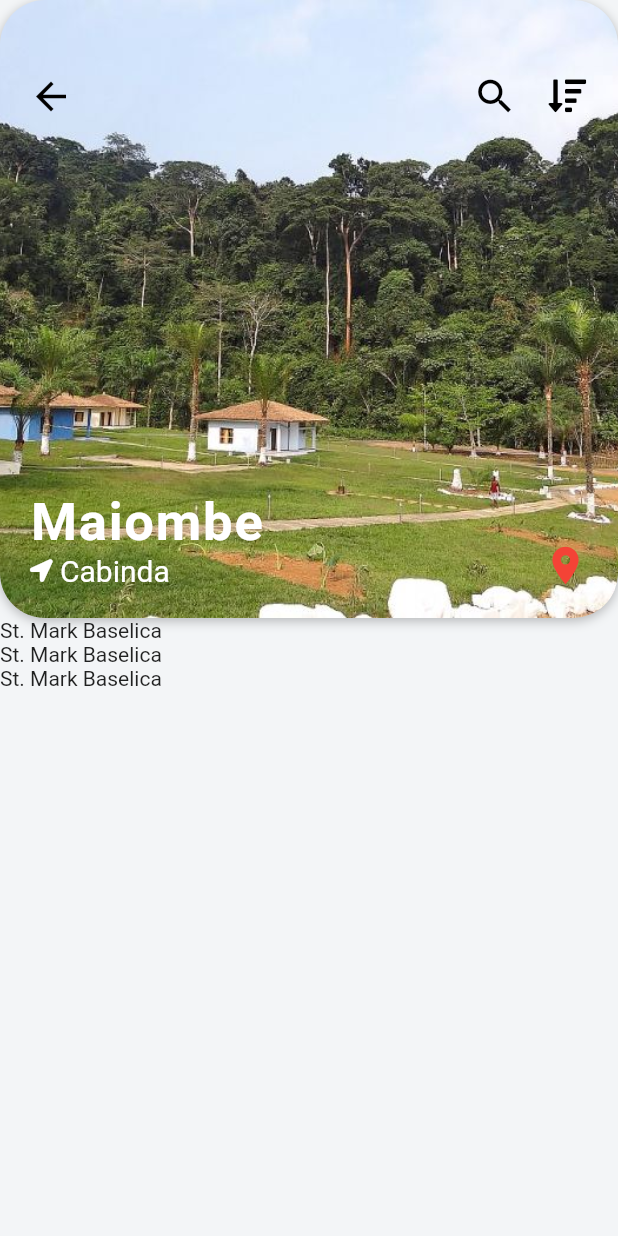
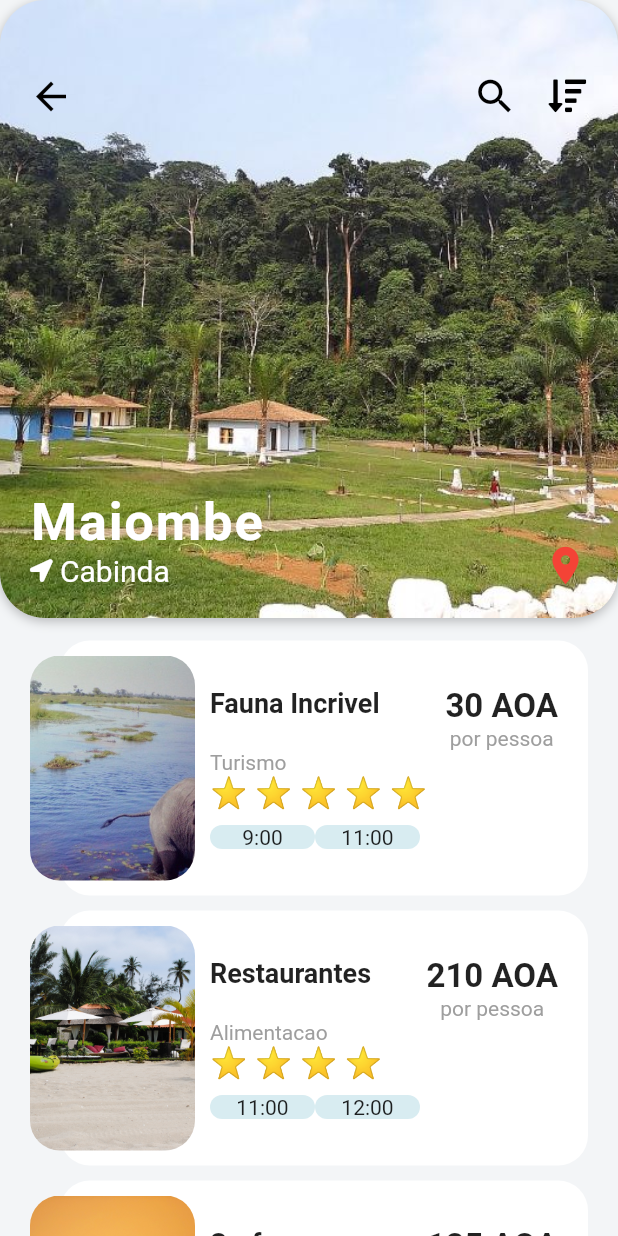
Before and after one commit to gquende/TravelChallenge, a Flutter app: the DestinationScreen screen opened directly with sample values from the repository, on a phone screen of 412 x 824 dp. Run offline on Flutter 3.47's test engine with Material 2 defaults, Android fonts, the phone set to English and light mode, and no system bars; our stand-ins replace curved_navigation_bar, font_awesome_flutter; network calls fail.

Commit message:
UI Finished

```diff
--- a/lib/models/destination_model.dart
+++ b/lib/models/destination_model.dart
@@ -18,23 +18,33 @@ class Destination {
 
 List<Activity> activities = [
   Activity(
-      imageUrl: 'assets/images/stmarksbasilica.jpg',
-      name: 'St. Mark Baselica',
-      startTimes: ['9:00 am', '11:00 am'],
+      imageUrl: 'assets/images/elefante.jpg',
+      name: 'Fauna Incrivel',
+      startTimes: ['9:00', '11:00'],
       rating: 5,
-      price: 30),
+      price: 30,
+      type: 'Turismo'),
   Activity(
-      imageUrl: 'assets/images/stmarksbasilica.jpg',
-      name: 'St. Mark Baselica',
-      startTimes: ['11:00 pm', '11:00 pm'],
+      imageUrl: 'assets/images/luanda.jpg',
+      name: 'Restaurantes',
+      startTimes: ['11:00', '12:00'],
       rating: 4,
-      price: 210),
+      price: 210,
+      type: 'Alimentacao'),
   Activity(
-      imageUrl: 'assets/images/stmarksbasilica.jpg',
-      name: 'St. Mark Baselica',
-      startTimes: ['11:00 pm', '11:00 pm'],
+      imageUrl: 'assets/images/surf.jpg',
+      name: 'Surfs',
+      startTimes: ['14:00', '15:00'],
       rating: 3,
-      price: 125),
+      price: 125,
+      type: 'Lazer'),
+  Activity(
+      imageUrl: 'assets/images/jirafas.jpg',
+      name: 'Fauna',
+      startTimes: ['8:00', '10:00'],
+      rating: 3,
+      price: 125,
+      type: 'Turismo'),
 ];
 
 List<Destination> destinations = [
--- a/lib/models/hotel_model.dart
+++ b/lib/models/hotel_model.dart
@@ -11,16 +11,26 @@ final List<Hotel> hotels = [
   Hotel(
       imageUrl: 'assets/images/hotel0.jpg',
       name: 'Hotel Quende',
-      address: '404 Great St',
+      address: 'Rua Geraldo',
       price: 175),
   Hotel(
       imageUrl: 'assets/images/hotel1.jpg',
       name: 'Hotel Geraldo',
-      address: '404 Great St',
+      address: 'Destrito de Benguela',
       price: 75),
   Hotel(
       imageUrl: 'assets/images/hotel2.jpg',
       name: 'Hotel Nilsia',
-      address: '404 Great St',
+      address: 'Rua Irmao Evaristo',
       price: 275),
+  Hotel(
+      imageUrl: 'assets/images/hotel1.jpg',
+      name: 'Hotel Geraldo',
+      address: 'Destrito de Benguela',
+      price: 75),
+  Hotel(
+      imageUrl: 'assets/images/hotel0.jpg',
+      name: 'Hotel Quende',
+      address: 'Rua Geraldo',
+      price: 175),
 ];
--- a/lib/screens/destination_screen.dart
+++ b/lib/screens/destination_screen.dart
@@ -13,6 +13,16 @@ class DestinationScreen extends StatefulWidget {
 }
 
 class _DestinationScreenState extends State<DestinationScreen> {
+  Widget _buildRatingStars(int rating) {
+    var stars = '';
+
+    for (var i = 0; i < rating; i++) stars += '⭐️ ';
+    return Text(
+      stars,
+      style: TextStyle(color: Colors.deepOrange, fontSize: 20.0),
+    );
+  }
+
   @override
   Widget build(BuildContext context) {
     return Scaffold(
@@ -109,6 +119,7 @@ class _DestinationScreenState extends State<DestinationScreen> {
                 ),
               ),
               Positioned(
+                //posicio o icon de localizacao no canto inferior direito
                 right: 20.0,
                 bottom: 20.0,
                 child: Icon(
@@ -120,11 +131,112 @@ class _DestinationScreenState extends State<DestinationScreen> {
             ],
           ),
           Expanded(
+            //Para criar a lista das actividades mostradas abaixo da imagem do destino
             child: ListView.builder(
+              padding: EdgeInsets.only(top: 10.0),
               itemCount: widget.destination.activities.length,
               itemBuilder: (context, index) {
                 Activity activity = widget.destination.activities[index];
-                return Text(activity.name);
+                return Stack(
+                  children: <Widget>[
+                    Container(
+                      margin: EdgeInsets.fromLTRB(40.0, 5.0, 20.0, 5.0),
+                      height: 170.0,
+                      width: double.infinity, //Pesquisar para que serve
+                      decoration: BoxDecoration(
+                          color: Colors.white,
+                          borderRadius: BorderRadius.circular(20.0)),
+                      child: Padding(
+                        padding: EdgeInsets.fromLTRB(100.0, 20.0, 20.0, 20.0),
+                        child: Column(
+                          mainAxisAlignment: MainAxisAlignment.center,
+                          crossAxisAlignment: CrossAxisAlignment.start,
+                          children: <Widget>[
+                            Row(
+                              mainAxisAlignment: MainAxisAlignment.spaceBetween,
+                              crossAxisAlignment: CrossAxisAlignment.start,
+                              children: <Widget>[
+                                Container(
+                                  width: 120.0,
+                                  child: Text(
+                                    activity.name,
+                                    style: TextStyle(
+                                        fontSize: 18.0,
+                                        fontWeight: FontWeight.w600),
+                                    maxLines: 2,
+                                    overflow: TextOverflow.ellipsis,
+                                    //Determina o numero de linhas que serao mostrados no conteiner
+                                  ),
+                                ),
+                                Column(
+                                  children: <Widget>[
+                                    Text(
+                                      '${activity.price} AOA',
+                                      style: TextStyle(
+                                          fontSize: 22.0,
+                                          fontWeight: FontWeight.w600),
+                                    ),
+                                    Text(
+                                      'por pessoa',
+                                      style: TextStyle(
+                                        color: Colors.grey,
+                                      ),
+                                    ),
+                                  ],
+                                )
+                              ],
+                            ),
+                            Text(
+                              activity.type,
+                              style: TextStyle(color: Colors.grey),
+                            ),
+                            _buildRatingStars(activity.rating),
+                            SizedBox(
+                              height: 10.0,
+                            ),
+                            Row(
+                              children: <Widget>[
+                                Container(
+                                  width: 70.0,
+                                  decoration: BoxDecoration(
+                                      color: Theme.of(context).accentColor,
+                                      borderRadius:
+                                          BorderRadius.circular(10.0)),
+                                  child: Text(activity.startTimes[0]),
+                                  alignment: Alignment.center,
+                                ),
+                                Container(
+                                  width: 70.0,
+                                  decoration: BoxDecoration(
+                                      color: Theme.of(context).accentColor,
+                                      borderRadius:
+                                          BorderRadius.circular(10.0)),
+                                  child: Text(
+                                    activity.startTimes[1],
+                                  ),
+                                  alignment: Alignment.center,
+                                )
+                              ],
+                            )
+                          ],
+                        ),
+                      ),
+                    ),
+                    Positioned(
+                      left: 20.0,
+                      top: 15.0,
+                      bottom: 15.0,
+                      child: ClipRRect(
+                        borderRadius: BorderRadius.circular(20.0),
+                        child: Image(
+                          width: 110,
+                          image: AssetImage(activity.imageUrl),
+                          fit: BoxFit.cover,
+                        ),
+                      ),
+                    )
+                  ],
+                );
               },
             ),
           )
--- a/lib/widgets/hotels_carousel.dart
+++ b/lib/widgets/hotels_carousel.dart
@@ -88,7 +88,7 @@ class HotelCarousel extends StatelessWidget {
                                 height: 2.0,
                               ),
                               Text(
-                                '\$${hotel.price} /night',
+                                '${hotel.price} AOA /noite',
                                 style: TextStyle(
                                     fontSize: 18.0,
                                     fontWeight: FontWeight.w600),
```
Also changed, not shown: assets/images/elefante.jpg (added), assets/images/jirafas.jpg (added), assets/images/luanda.jpg (added), assets/images/newdelhi.jpg (deleted), assets/images/newyork.jpg (deleted), assets/images/paris.jpg (deleted), assets/images/santorini.jpg (deleted), assets/images/saopaulo.jpg (deleted), assets/images/stmarksbasilica.jpg (deleted), assets/images/surf.jpg (added).
